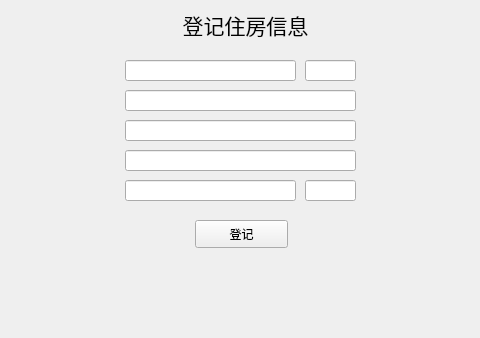
Old version of the form Manager.ui in the repository Ginsakura/TestQTManagerSystem; both pictures show x 345 to 825 and y 110 to 448 of the 1299 by 676 pixel window.
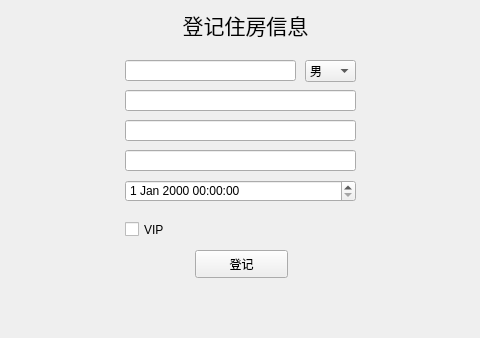
New version of the form.

Diff of the .ui file:
```diff
--- a/Manager.ui
+++ b/Manager.ui
@@ -42,16 +42,6 @@
      </widget>
     </widget>
     <widget class="QWidget" name="page_3">
-     <widget class="QLineEdit" name="datetime">
-      <property name="geometry">
-       <rect>
-        <x>270</x>
-        <y>280</y>
-        <width>171</width>
-        <height>21</height>
-       </rect>
-      </property>
-     </widget>
      <widget class="QLineEdit" name="name">
       <property name="geometry">
        <rect>
@@ -82,16 +72,6 @@
        </rect>
       </property>
      </widget>
-     <widget class="QLineEdit" name="gender">
-      <property name="geometry">
-       <rect>
-        <x>450</x>
-        <y>160</y>
-        <width>51</width>
-        <height>21</height>
-       </rect>
-      </property>
-     </widget>
      <widget class="QLineEdit" name="roomnumber">
       <property name="geometry">
        <rect>
@@ -102,16 +82,6 @@
        </rect>
       </property>
      </widget>
-     <widget class="QLineEdit" name="vip">
-      <property name="geometry">
-       <rect>
-        <x>450</x>
-        <y>280</y>
-        <width>51</width>
-        <height>21</height>
-       </rect>
-      </property>
-     </widget>
      <widget class="QLabel" name="label_2">
       <property name="geometry">
        <rect>
@@ -129,7 +99,7 @@
       <property name="geometry">
        <rect>
         <x>340</x>
-        <y>320</y>
+        <y>350</y>
         <width>93</width>
         <height>28</height>
        </rect>
@@ -138,6 +108,49 @@
        <string>登记</string>
       </property>
      </widget>
+     <widget class="QDateTimeEdit" name="datetime">
+      <property name="geometry">
+       <rect>
+        <x>270</x>
+        <y>280</y>
+        <width>231</width>
+        <height>22</height>
+       </rect>
+      </property>
+     </widget>
+     <widget class="QComboBox" name="gender">
+      <property name="geometry">
+       <rect>
+        <x>450</x>
+        <y>160</y>
+        <width>51</width>
+        <height>22</height>
+       </rect>
+      </property>
+      <item>
+       <property name="text">
+        <string>男</string>
+       </property>
+      </item>
+      <item>
+       <property name="text">
+        <string>女</string>
+       </property>
+      </item>
+     </widget>
+     <widget class="QCheckBox" name="vip">
+      <property name="geometry">
+       <rect>
+        <x>270</x>
+        <y>320</y>
+        <width>71</width>
+        <height>19</height>
+       </rect>
+      </property>
+      <property name="text">
+       <string>VIP</string>
+      </property>
+     </widget>
     </widget>
     <widget class="QWidget" name="page_4">
      <widget class="QLabel" name="label_3">
```
